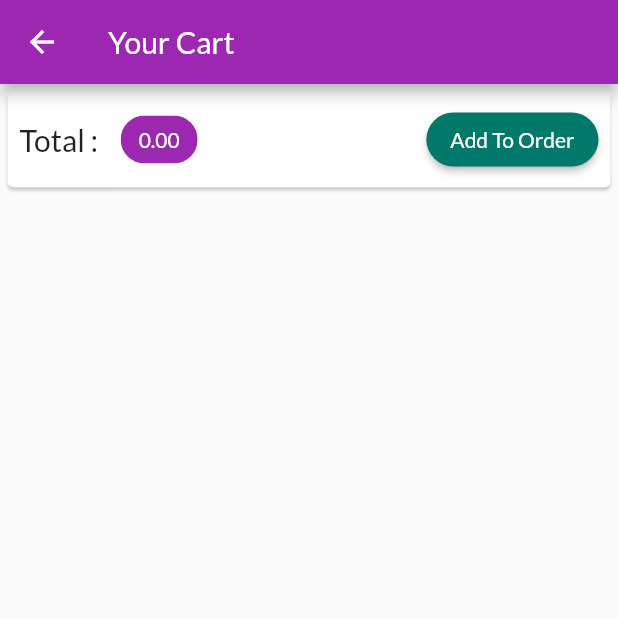
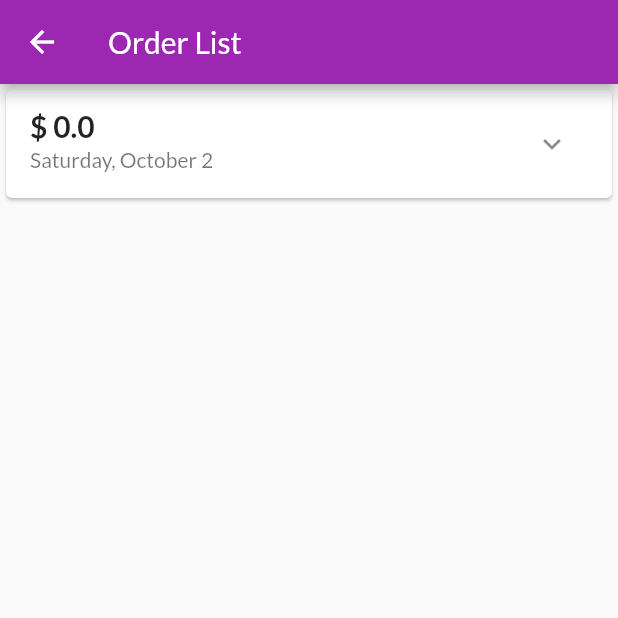
Before and after one commit to MeTi-DeV/ShopApp, a Flutter app: the CartScreen screen opened by its route, after a tap on "Add To Order", on a phone screen of 412 x 824 dp, the top half of it. Run offline on Flutter 3.47's test engine with Material 2 defaults, Android fonts, the phone set to English and light mode, and no system bars; network calls fail.

Commit message:
finish Part 1 SHOP APP create order screen

```diff
--- a/lib/providers/cart.dart
+++ b/lib/providers/cart.dart
@@ -44,6 +44,7 @@ class Cart with ChangeNotifier {
   int get itemCount {
     return _items.length;
   }
+
   double get totalAmount {
     var total = 0.0;
     _items.forEach(
@@ -53,9 +54,15 @@ class Cart with ChangeNotifier {
     );
     return total;
   }
+
   //comment 1 : here create removeItem handler for remove each item in cart
-  void removeItem(String productId){
+  void removeItem(String productId) {
     _items.remove(productId);
     notifyListeners();
   }
+//comment 2 : add CartClear for clear cart list when add all  cart items to order screen
+  void CartClear() {
+    _items = {};
+    notifyListeners();
+  }
 }
--- /dev/null
+++ b/lib/providers/order.dart
@@ -0,0 +1,36 @@
+import 'package:flutter/material.dart';
+import './cart.dart';
+
+//comment 1 : create order provider for save data and pass different parameters and show user orders
+class OrderItem {
+  final String id;
+  final double amount;
+  final DateTime time;
+  final List<CartItem> products;
+  OrderItem(
+      {required this.id,
+      required this.amount,
+      required this.time,
+      required this.products});
+}
+//comment 2 : here create orders list
+class Order with ChangeNotifier {
+  List<OrderItem> _orders = [];
+  List<OrderItem> get orders {
+    return [..._orders];
+  }
+//comment 3 : create addToOrder  a function for put all cart items to OrdersScreen
+// and show total amout and dateTime of create order
+//first argument get our cart data and second argument get total amount
+  void addToOrder(List<CartItem> cartProducts, double total) {
+    _orders.insert(
+      0,
+      OrderItem(
+          id: DateTime.now().toString(),
+          amount: total,
+          time: DateTime.now(),
+          products: cartProducts),
+    );
+    notifyListeners();
+  }
+}
--- a/lib/screens/cart_screen.dart
+++ b/lib/screens/cart_screen.dart
@@ -1,15 +1,16 @@
 import 'package:flutter/material.dart';
+import 'package:provider/provider.dart';
+import 'orders_screen.dart';
 import '../widgets/cart_item.dart';
-import 'package:provider/provider.dart';
+import '../providers/order.dart';
 import '../providers/cart.dart' show Cart;
-
 
 class CartScreen extends StatelessWidget {
   static const routeName = '/cart';
   @override
   Widget build(BuildContext context) {
-
     final cart = Provider.of<Cart>(context);
+    final orderData = Provider.of<Order>(context);
     return Scaffold(
       appBar: AppBar(
         title: Text('Your Cart'),
@@ -19,7 +20,7 @@ class CartScreen extends StatelessWidget {
           Card(
             margin: EdgeInsets.all(5),
             child: Padding(
-              padding:  EdgeInsets.all(8.0),
+              padding: EdgeInsets.all(8.0),
               child: Row(
                 mainAxisAlignment: MainAxisAlignment.spaceBetween,
                 children: [
@@ -39,9 +40,16 @@ class CartScreen extends StatelessWidget {
                   ),
                   Spacer(),
                   RaisedButton(
-                    onPressed: () {},
-                    child:
-                        Text('Add To Order', style: TextStyle(color: Colors.white)),
+                    //comment 1 : here get all functions like addToOrder , CartClear , and route for go to ordersScreen
+                    onPressed: () {
+                      Navigator.of(context)
+                          .pushReplacementNamed(OrdersScreen.routeName);
+                      orderData.addToOrder(
+                          cart.items.values.toList(), cart.totalAmount);
+                      cart.CartClear();
+                    },
+                    child: Text('Add To Order',
+                        style: TextStyle(color: Colors.white)),
                     color: Colors.teal.shade700,
                     shape: RoundedRectangleBorder(
                       borderRadius: BorderRadius.circular(30),
@@ -57,7 +65,7 @@ class CartScreen extends StatelessWidget {
               itemBuilder: (BuildContext context, int index) => Container(
                 child: CartItem(
                   cart.items.values.toList()[index].id,
-                        //comment : here pass each item key as productId to CartItem
+                  //comment 2 : here pass each item key as productId to CartItem
                   cart.items.keys.toList()[index],
                   cart.items.values.toList()[index].title,
                   cart.items.values.toList()[index].price,
@@ -66,8 +74,6 @@ class CartScreen extends StatelessWidget {
               ),
             ),
           ),
-
-
         ],
       ),
     );
--- /dev/null
+++ b/lib/screens/orders_screen.dart
@@ -0,0 +1,23 @@
+import 'package:flutter/material.dart';
+import 'package:provider/provider.dart';
+import '../providers/order.dart' show Order;
+import '../widgets/order_item.dart';
+//comment 1 : create order screen here
+class OrdersScreen extends StatelessWidget {
+  static const routeName = '/order-screen';
+  @override
+  Widget build(BuildContext context) {
+    final orderData = Provider.of<Order>(context);
+    return Scaffold(
+      appBar: AppBar(
+        title: Text('Order List'),
+      ),
+      body: ListView.builder(
+        itemCount: orderData.orders.length,
+        itemBuilder: (ctx, i) => OrderItem(
+          orderData.orders[i],
+        ),
+      ),
+    );
+  }
+}
--- a/lib/widgets/cart_item.dart
+++ b/lib/widgets/cart_item.dart
@@ -68,8 +68,7 @@ class CartItem extends StatelessWidget {
         ),
       ),
       direction: DismissDirection.endToStart,
-      //comment 4 : one of most important properties is onDismissed like onPressed and here we pass our behavior that we want like here I add removeItem function in Cart Class and get it here for onDismissed behavior
-      // here add this property for decrise deleted items from total amount
+
       onDismissed: (directin) {
         Provider.of<Cart>(context, listen: false).removeItem(productId);
       },
--- /dev/null
+++ b/lib/widgets/order_item.dart
@@ -0,0 +1,68 @@
+import 'dart:math';
+import 'package:flutter/material.dart';
+import 'package:intl/intl.dart';
+import '../providers/order.dart' as orde;
+
+class OrderItem extends StatefulWidget {
+  final orde.OrderItem order;
+  OrderItem(this.order);
+//comment 1 : make statefulWidget for show more detail on each order item
+  @override
+  State<OrderItem> createState() => _OrderItemState();
+}
+
+class _OrderItemState extends State<OrderItem> {
+  //comment 2 : define this variable for expand_less and expand_more for show more details of each order
+  var isShowMore = false;
+  @override
+  Widget build(BuildContext context) {
+    return Card(
+      child: Column(
+        children: [
+          ListTile(
+            //comment 3 : here we see total amount of cart list
+            title: Text('\$ ${widget.order.amount}',
+                style: TextStyle(fontSize: 20, fontWeight: FontWeight.bold)),
+            subtitle: Text(
+              //comment 4 : here we see the date of created order
+              DateFormat.MMMMEEEEd().format(widget.order.time),
+            ),
+            trailing: IconButton(
+              //comment 5 : make this button for manage the more detail and less details
+              onPressed: () {
+                setState(() {
+                  isShowMore = !isShowMore;
+                });
+              },
+              icon: Icon(isShowMore ? Icons.expand_less : Icons.expand_more),
+            ),
+          ),
+           //comment 6 : this if statement is for show more details and use min() from dart:math for increase height of order details
+          if (isShowMore)
+            Container(
+              padding: EdgeInsets.symmetric(horizontal: 15, vertical: 4),
+              height: min(widget.order.products.length * 20 + 10, 100),
+              child: ListView(
+                children: [
+                  ...widget.order.products.map(
+                    (product) {
+                      return Row(
+                        mainAxisAlignment: MainAxisAlignment.spaceBetween,
+                        children: [
+                          Text(product.title , style:TextStyle(fontSize: 18 , fontWeight:FontWeight.bold),),
+                          Text(
+                            '${product.quantity}x ${product.price} \$',
+                            style: TextStyle(color: Colors.grey, fontSize: 18),
+                          ),
+                        ],
+                      );
+                    },
+                  ).toList()
+                ],
+              ),
+            ),
+        ],
+      ),
+    );
+  }
+}
```
Also changed, not shown: lib/main.dart (+10 -6 lines), lib/screens/products_detaills_screen.dart (+26 -0 lines). Lines whose indentation alone changed are shown as unchanged.
